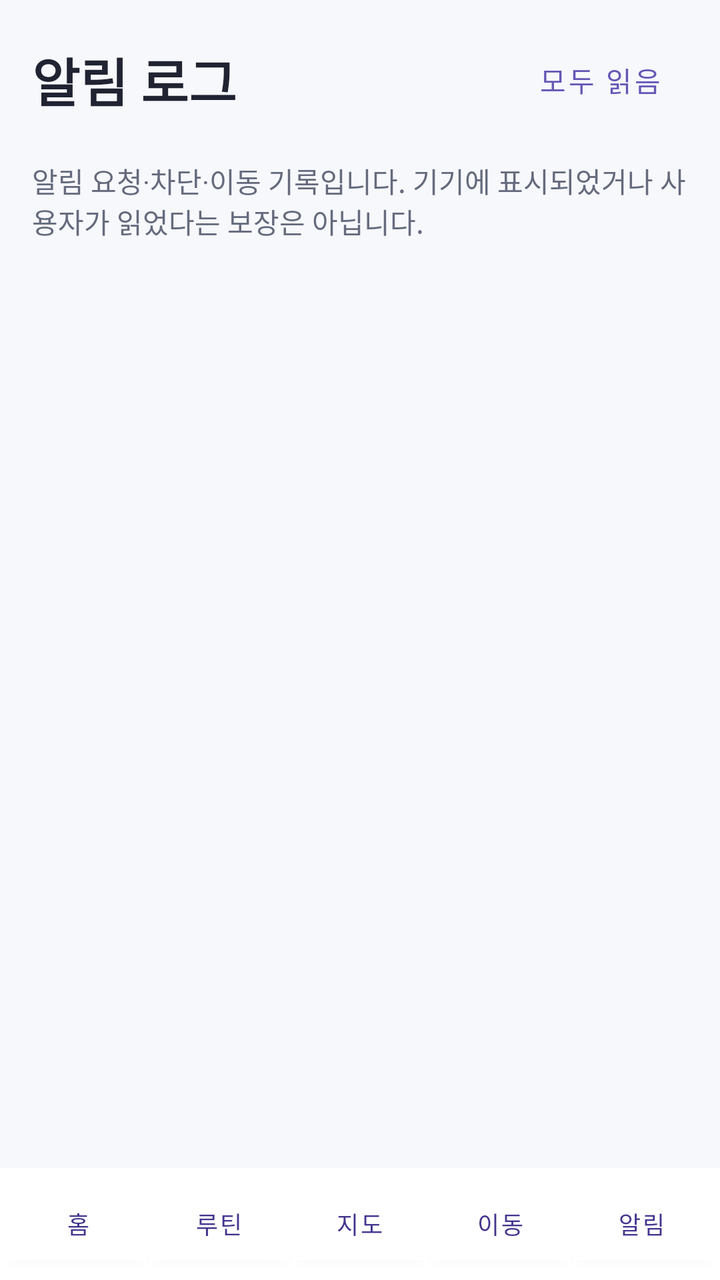
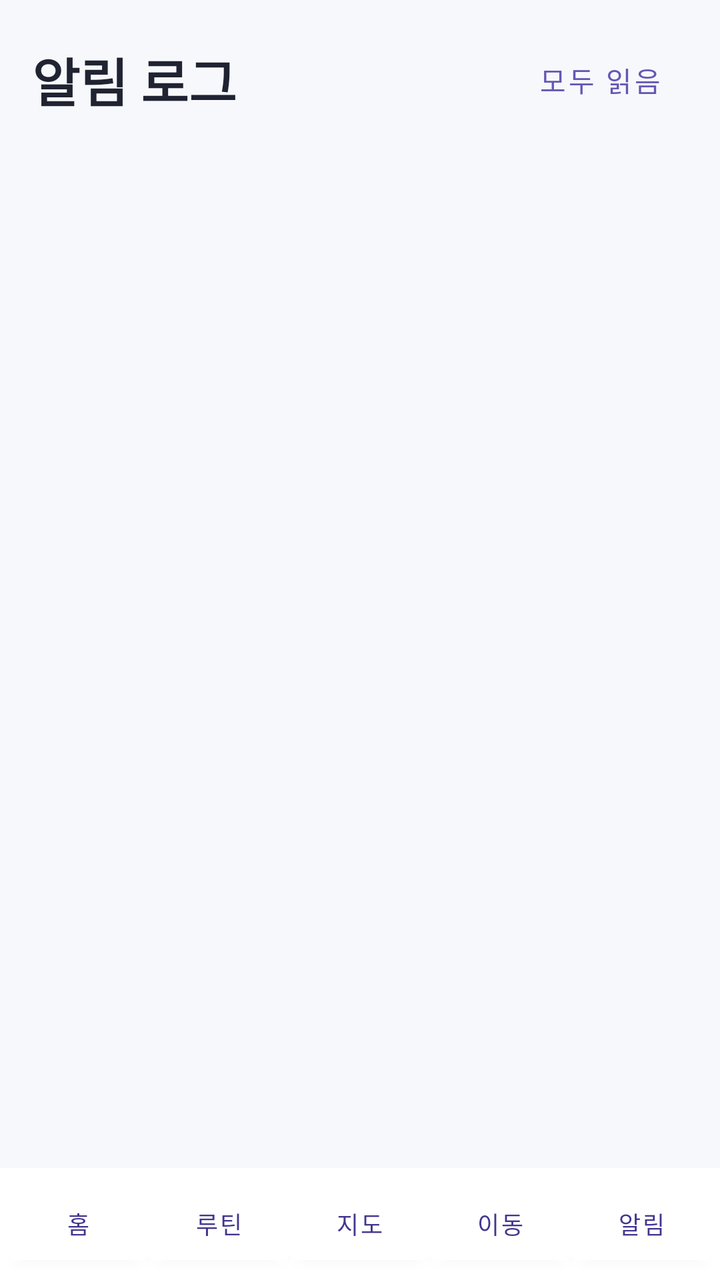

Compare the two renders of this Android layout. The source of the first and the diff that turns it into the second are given below.
<!-- AndroidManifest.xml: application theme Theme.MyCommute -->
<!-- res/layout/activity_alarm_log.xml -->
<?xml version="1.0" encoding="utf-8"?>
<LinearLayout xmlns:android="http://schemas.android.com/apk/res/android" android:orientation="vertical"
    android:layout_width="match_parent" android:layout_height="match_parent">
    <LinearLayout android:layout_width="match_parent" android:layout_height="wrap_content"
        android:padding="16dp" android:gravity="center_vertical" android:orientation="horizontal">
        <TextView android:layout_width="0dp" android:layout_weight="1" android:layout_height="wrap_content"
            android:text="알림 로그" android:textSize="26sp" android:textStyle="bold" android:textColor="@color/text_primary"/>
        <com.google.android.material.button.MaterialButton android:id="@+id/btnMarkRead" android:layout_width="wrap_content"
            android:layout_height="wrap_content" android:text="모두 읽음" style="@style/Widget.MaterialComponents.Button.TextButton"/>
    </LinearLayout>
    <TextView android:layout_width="match_parent" android:layout_height="wrap_content" android:paddingStart="16dp"
        android:paddingEnd="16dp" android:paddingBottom="12dp"
        android:text="알림 요청·차단·이동 기록입니다. 기기에 표시되었거나 사용자가 읽었다는 보장은 아닙니다."
        android:textColor="@color/text_secondary"/>
    <ScrollView android:layout_width="match_parent" android:layout_height="0dp" android:layout_weight="1">
        <LinearLayout android:id="@+id/logList" android:layout_width="match_parent" android:layout_height="wrap_content"
            android:padding="14dp" android:orientation="vertical"/>
    </ScrollView>
    <include layout="@layout/view_bottom_nav"/>
</LinearLayout>
<!-- res/layout/view_bottom_nav.xml (included above) -->
<?xml version="1.0" encoding="utf-8"?>
<LinearLayout xmlns:android="http://schemas.android.com/apk/res/android"
    android:id="@+id/bottomNav" android:layout_width="match_parent" android:layout_height="wrap_content"
    android:padding="4dp" android:background="@color/surface" android:orientation="horizontal">
    <Button android:id="@+id/navHome" android:layout_width="0dp" android:layout_weight="1" android:layout_height="48dp"
        android:backgroundTint="@color/surface" android:textColor="@color/primary_dark" android:textSize="12sp" android:text="홈" />
    <Button android:id="@+id/navCustom" android:layout_width="0dp" android:layout_weight="1" android:layout_height="48dp"
        android:backgroundTint="@color/surface" android:textColor="@color/primary_dark" android:textSize="12sp" android:text="루틴" />
    <Button android:id="@+id/navMap" android:layout_width="0dp" android:layout_weight="1" android:layout_height="48dp"
        android:backgroundTint="@color/surface" android:textColor="@color/primary_dark" android:textSize="12sp" android:text="지도" />
    <Button android:id="@+id/navTracking" android:layout_width="0dp" android:layout_weight="1" android:layout_height="48dp"
        android:backgroundTint="@color/surface" android:textColor="@color/primary_dark" android:textSize="12sp" android:text="이동" />
    <Button android:id="@+id/navLogs" android:layout_width="0dp" android:layout_weight="1" android:layout_height="48dp"
        android:backgroundTint="@color/surface" android:textColor="@color/primary_dark" android:textSize="12sp" android:text="알림" />
</LinearLayout>
<!-- resources referenced by this layout -->
<resources>
  <color name="primary_dark">#42368E</color>
  <color name="surface">#FFFFFF</color>
  <color name="text_primary">#202331</color>
  <color name="text_secondary">#656B7D</color>
  <style name="Theme.MyCommute" parent="Theme.MaterialComponents.DayNight.NoActionBar">
          <item name="colorPrimary">@color/primary</item>
          <item name="colorPrimaryVariant">@color/primary_dark</item>
          <item name="colorOnPrimary">@android:color/white</item>
          <item name="android:statusBarColor">@color/primary_dark</item>
          <item name="android:navigationBarColor">@color/background</item>
          <item name="android:windowBackground">@color/background</item>
          <item name="fontFamily">sans</item>
      </style>
  <color name="primary">#6357B5</color>
  <color name="background">#F7F8FC</color>
</resources>

<!-- the commit's change to res/layout/activity_alarm_log.xml (unified diff, before → after) -->
@@ -8,10 +8,6 @@
         <com.google.android.material.button.MaterialButton android:id="@+id/btnMarkRead" android:layout_width="wrap_content"
             android:layout_height="wrap_content" android:text="모두 읽음" style="@style/Widget.MaterialComponents.Button.TextButton"/>
     </LinearLayout>
-    <TextView android:layout_width="match_parent" android:layout_height="wrap_content" android:paddingStart="16dp"
-        android:paddingEnd="16dp" android:paddingBottom="12dp"
-        android:text="알림 요청·차단·이동 기록입니다. 기기에 표시되었거나 사용자가 읽었다는 보장은 아닙니다."
-        android:textColor="@color/text_secondary"/>
     <ScrollView android:layout_width="match_parent" android:layout_height="0dp" android:layout_weight="1">
         <LinearLayout android:id="@+id/logList" android:layout_width="match_parent" android:layout_height="wrap_content"
             android:padding="14dp" android:orientation="vertical"/>
<!-- resource entries referenced after the edit -->
@@ -3,7 +3,6 @@
   <color name="primary_dark">#42368E</color>
   <color name="surface">#FFFFFF</color>
   <color name="text_primary">#202331</color>
-  <color name="text_secondary">#656B7D</color>
   <style name="Theme.MyCommute" parent="Theme.MaterialComponents.DayNight.NoActionBar">
           <item name="colorPrimary">@color/primary</item>
           <item name="colorPrimaryVariant">@color/primary_dark</item>
